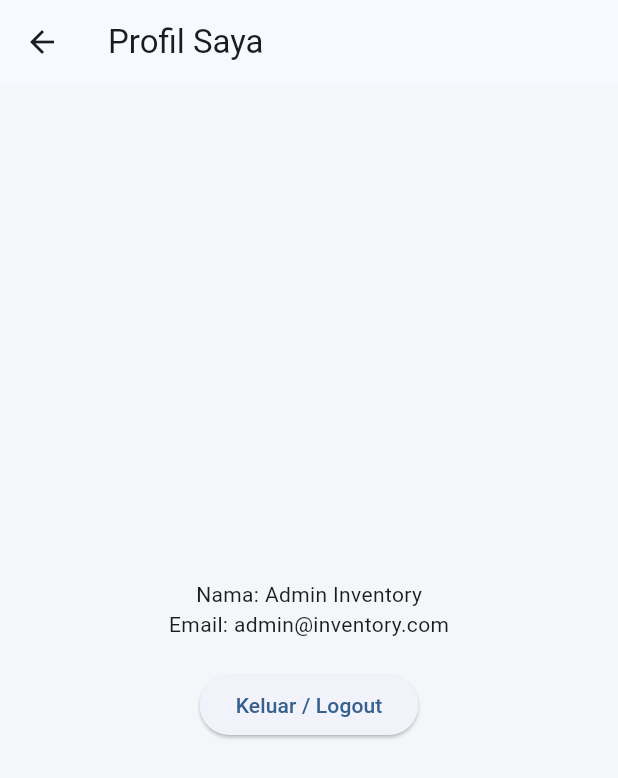
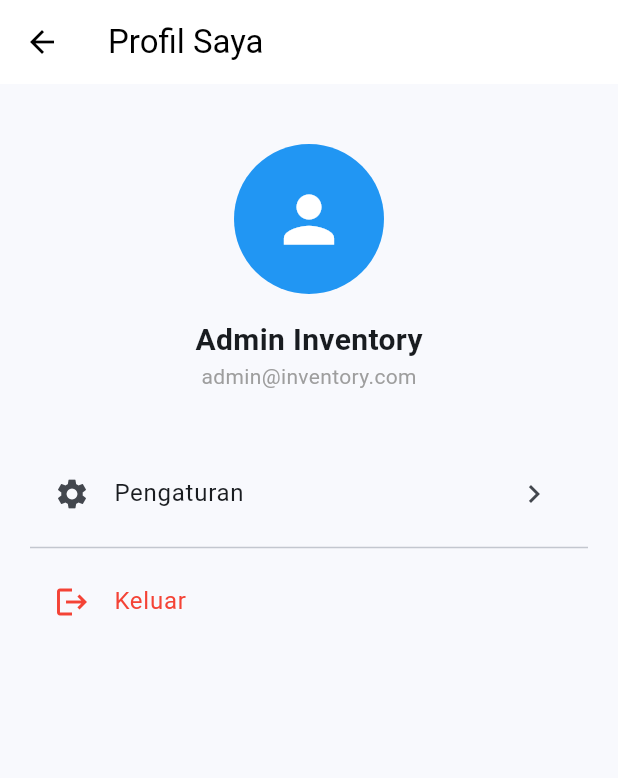
Before and after one commit to GabzyP/Project-Praktikum-Mopro-Inventory-Management, a Flutter app: the ProfilePage screen opened directly, on a phone screen of 412 x 824 dp. Shown: the top 778 px of the screen. Run offline on Flutter 3.47's test engine with Material 3 defaults, Android fonts, the phone set to English and light mode, and no system bars.

Commit message:
Memberi tampilan halaman notifikasi dan profil

```diff
--- a/lib/main.dart
+++ b/lib/main.dart
@@ -7,6 +7,8 @@
 import 'pages/stok/stok_masuk_page.dart';
 import 'pages/stok/stok_keluar_page.dart';
 import 'pages/laporan/laporan_page.dart';
+import 'pages/other/notification_page.dart';
+import 'pages/other/profile_page.dart';
 
 void main() async {
   WidgetsFlutterBinding.ensureInitialized();
@@ -38,6 +40,8 @@
         '/stok-masuk': (context) => const StokMasukPage(),
         '/stok-keluar': (context) => const StokKeluarPage(),
         '/laporan': (context) => LaporanPage(),
+        '/notifikasi': (context) => const NotificationPage(),
+        '/profil': (context) => const ProfilePage(),
       },
     );
   }
--- a/lib/pages/other/profile_page.dart
+++ b/lib/pages/other/profile_page.dart
@@ -5,28 +5,52 @@ class ProfilePage extends StatelessWidget {
 
   @override
   Widget build(BuildContext context) {
-    const String userName = "Admin Inventory";
-    const String userEmail = "admin@inventory.com";
+    return Scaffold(
+      backgroundColor: const Color(0xfff8f9fd),
+      appBar: AppBar(
+        title: const Text("Profil Saya", style: TextStyle(color: Colors.black)),
+        backgroundColor: Colors.white,
+        elevation: 0,
+        iconTheme: const IconThemeData(color: Colors.black),
+      ),
+      body: SingleChildScrollView(
+        padding: const EdgeInsets.all(20),
+        child: Column(
+          children: [
+            const SizedBox(height: 20),
+            const CircleAvatar(
+              radius: 50,
+              backgroundColor: Colors.blue,
+              child: Icon(Icons.person, size: 50, color: Colors.white),
+            ),
+            const SizedBox(height: 16),
+            const Text(
+              "Admin Inventory",
+              style: TextStyle(fontSize: 20, fontWeight: FontWeight.bold),
+            ),
+            const Text(
+              "admin@inventory.com",
+              style: TextStyle(color: Colors.grey),
+            ),
+            const SizedBox(height: 40),
 
-    return Scaffold(
-      appBar: AppBar(title: const Text("Profil Saya")),
-      body: Center(
-        child: Column(
-          mainAxisAlignment: MainAxisAlignment.center,
-          children: [
-            const Text("Nama: $userName"),
-            const Text("Email: $userEmail"),
-            const SizedBox(height: 20),
-
-            ElevatedButton(
-              onPressed: () {
+            ListTile(
+              leading: const Icon(Icons.settings),
+              title: const Text("Pengaturan"),
+              trailing: const Icon(Icons.chevron_right),
+              onTap: () {},
+            ),
+            const Divider(),
+            ListTile(
+              leading: const Icon(Icons.logout, color: Colors.red),
+              title: const Text("Keluar", style: TextStyle(color: Colors.red)),
+              onTap: () {
                 Navigator.pushNamedAndRemoveUntil(
                   context,
                   '/login',
                   (route) => false,
                 );
               },
-              child: const Text("Keluar / Logout"),
             ),
           ],
         ),
```
Also changed, not shown: lib/pages/other/notification_page.dart (+23 -10 lines).
